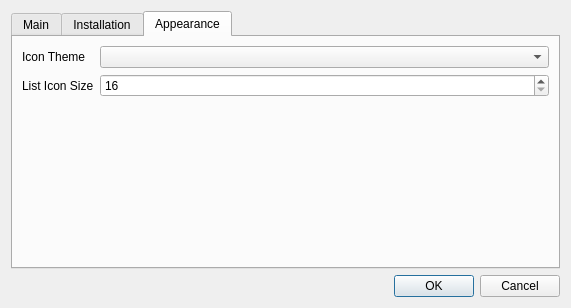
Before: the Qt Designer form src/OplPcTools/UI/SettingsDialog.ui in brainstream/OPL-PC-Tools, drawn with Qt 5.
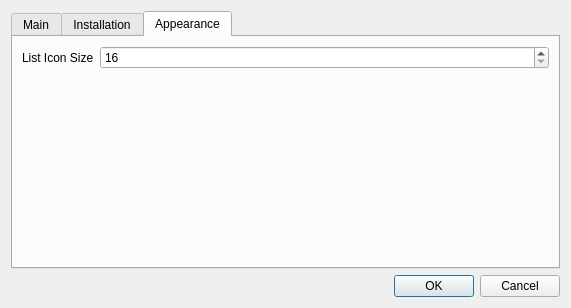
After: the same form once the commit is applied. The open tabs and pages were chosen to show the change.

Commit message: Icons moved back into the resources

```diff
--- a/src/OplPcTools/UI/SettingsDialog.ui
+++ b/src/OplPcTools/UI/SettingsDialog.ui
@@ -140,23 +140,13 @@
       </attribute>
       <layout class="QFormLayout" name="formLayout">
        <item row="0" column="0">
-        <widget class="QLabel" name="mp_label_icon_theme">
-         <property name="text">
-          <string>Icon Theme</string>
-         </property>
-        </widget>
-       </item>
-       <item row="0" column="1">
-        <widget class="QComboBox" name="mp_combobox_icon_theme"/>
-       </item>
-       <item row="1" column="0">
         <widget class="QLabel" name="label">
          <property name="text">
           <string>List Icon Size</string>
          </property>
         </widget>
        </item>
-       <item row="1" column="1">
+       <item row="0" column="1">
         <widget class="QSpinBox" name="mp_spinbox_icon_size">
          <property name="minimum">
           <number>16</number>
```
Left out of the diff: 3 changed lines with no effect on the pictures. The commit also changes 54 other files.
